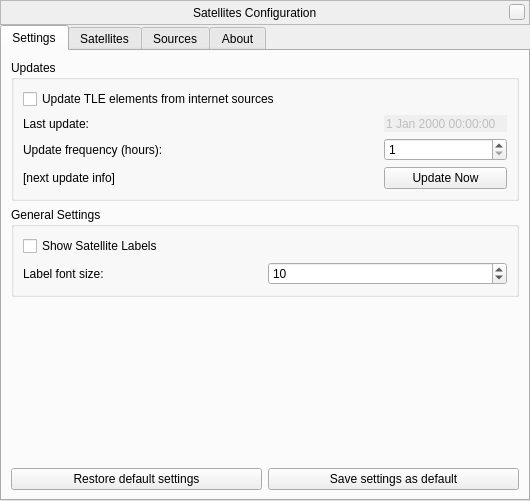
Above: plugins/Satellites/src/gui/satellitesDialog.ui from 519984307/stellarium_src before the change. Below: the same form after it.
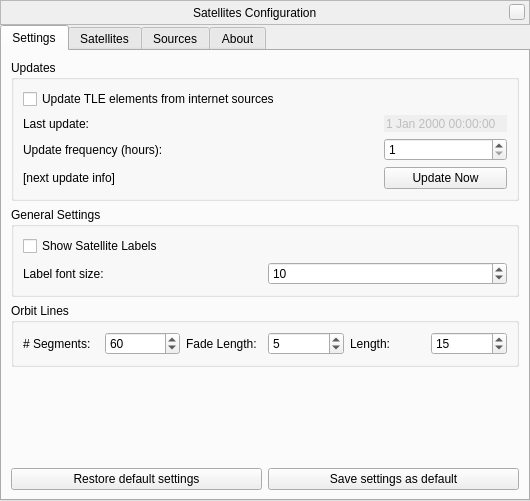
That is the form after the change. The open tabs and pages were chosen to show the change. Icons and pictures are not drawn. Custom widgets are drawn as their Qt base class.

Commit message: save of satellite plugin settings; configurable orbit drawing

What changed in the file:
```diff
--- a/plugins/Satellites/src/gui/satellitesDialog.ui
+++ b/plugins/Satellites/src/gui/satellitesDialog.ui
@@ -275,6 +275,72 @@
          </layout>
         </widget>
        </item>
+       <item>
+        <widget class="QGroupBox" name="groupBox">
+         <property name="title">
+          <string>Orbit Lines</string>
+         </property>
+         <layout class="QHBoxLayout" name="horizontalLayout_6">
+          <item>
+           <widget class="QLabel" name="label_5">
+            <property name="text">
+             <string># Segments:</string>
+            </property>
+           </widget>
+          </item>
+          <item>
+           <widget class="QSpinBox" name="orbitSegmentsSpin">
+            <property name="minimum">
+             <number>5</number>
+            </property>
+            <property name="maximum">
+             <number>200</number>
+            </property>
+            <property name="value">
+             <number>60</number>
+            </property>
+           </widget>
+          </item>
+          <item>
+           <widget class="QLabel" name="label_6">
+            <property name="text">
+             <string>Fade Length:</string>
+            </property>
+           </widget>
+          </item>
+          <item>
+           <widget class="QSpinBox" name="orbitFadeSpin">
+            <property name="maximum">
+             <number>50</number>
+            </property>
+            <property name="value">
+             <number>5</number>
+            </property>
+           </widget>
+          </item>
+          <item>
+           <widget class="QLabel" name="label_8">
+            <property name="text">
+             <string>Length:</string>
+            </property>
+           </widget>
+          </item>
+          <item>
+           <widget class="QSpinBox" name="orbitDurationSpin">
+            <property name="minimum">
+             <number>5</number>
+            </property>
+            <property name="maximum">
+             <number>120</number>
+            </property>
+            <property name="value">
+             <number>15</number>
+            </property>
+           </widget>
+          </item>
+         </layout>
+        </widget>
+       </item>
        <item>
         <spacer name="verticalSpacer_3">
          <property name="orientation">
```
Left out of the diff: 4 changed lines with no effect on the pictures. The commit also changes 4 other files.
